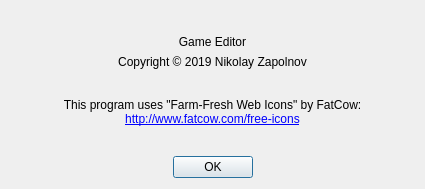
This is editor/AboutDialog.ui in zapolnov/zxide as Qt 5 draws it before an edit. The edited form follows.
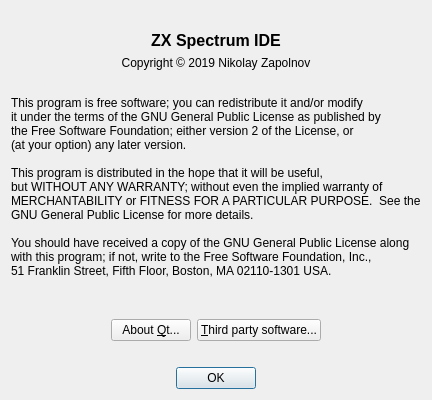
This is the edited form.

Patch:
```diff
--- a/editor/AboutDialog.ui
+++ b/editor/AboutDialog.ui
@@ -7,7 +7,7 @@
     <x>0</x>
     <y>0</y>
     <width>425</width>
-    <height>189</height>
+    <height>400</height>
    </rect>
   </property>
   <property name="windowTitle">
@@ -32,8 +32,15 @@
    </item>
    <item>
     <widget class="QLabel" name="nameLabel">
+     <property name="font">
+      <font>
+       <pointsize>12</pointsize>
+       <weight>75</weight>
+       <bold>true</bold>
+      </font>
+     </property>
      <property name="text">
-      <string>Game Editor</string>
+      <string>ZX Spectrum IDE</string>
      </property>
      <property name="textFormat">
       <enum>Qt::PlainText</enum>
@@ -70,23 +77,117 @@
     </spacer>
    </item>
    <item>
-    <widget class="QLabel" name="fatcowLabel">
-     <property name="text">
-      <string>This program uses &quot;Farm-Fresh Web Icons&quot; by FatCow:&lt;br&gt;&lt;a href=&quot;http://www.fatcow.com/free-icons&quot;&gt;http://www.fatcow.com/free-icons&lt;/a&gt;</string>
+    <layout class="QHBoxLayout" name="noticeLayout">
+     <item>
+      <spacer name="noticeLeftSpacer">
+       <property name="orientation">
+        <enum>Qt::Horizontal</enum>
+       </property>
+       <property name="sizeHint" stdset="0">
+        <size>
+         <width>40</width>
+         <height>20</height>
+        </size>
+       </property>
+      </spacer>
+     </item>
+     <item>
+      <widget class="QLabel" name="noticeLabel">
+       <property name="text">
+        <string>This program is free software; you can redistribute it and/or modify
+it under the terms of the GNU General Public License as published by
+the Free Software Foundation; either version 2 of the License, or
+(at your option) any later version.
+
+This program is distributed in the hope that it will be useful,
+but WITHOUT ANY WARRANTY; without even the implied warranty of
+MERCHANTABILITY or FITNESS FOR A PARTICULAR PURPOSE.  See the
+GNU General Public License for more details.
+
+You should have received a copy of the GNU General Public License along
+with this program; if not, write to the Free Software Foundation, Inc.,
+51 Franklin Street, Fifth Floor, Boston, MA 02110-1301 USA.
+</string>
+       </property>
+       <property name="textFormat">
+        <enum>Qt::PlainText</enum>
+       </property>
+       <property name="alignment">
+        <set>Qt::AlignLeading|Qt::AlignLeft|Qt::AlignVCenter</set>
+       </property>
+      </widget>
+     </item>
+     <item>
+      <spacer name="noticeRightSpacer">
+       <property name="orientation">
+        <enum>Qt::Horizontal</enum>
+       </property>
+       <property name="sizeHint" stdset="0">
+        <size>
+         <width>40</width>
+         <height>20</height>
+        </size>
+       </property>
+      </spacer>
+     </item>
+    </layout>
+   </item>
+   <item>
+    <spacer name="middleSpacer2">
+     <property name="orientation">
+      <enum>Qt::Vertical</enum>
      </property>
-     <property name="textFormat">
-      <enum>Qt::RichText</enum>
+     <property name="sizeHint" stdset="0">
+      <size>
+       <width>20</width>
+       <height>40</height>
+      </size>
      </property>
-     <property name="alignment">
-      <set>Qt::AlignCenter</set>
-     </property>
-     <property name="wordWrap">
-      <bool>true</bool>
-     </property>
-     <property name="openExternalLinks">
-      <bool>true</bool>
-     </property>
-    </widget>
+    </spacer>
+   </item>
+   <item>
+    <layout class="QHBoxLayout" name="buttonsLayout">
+     <item>
+      <spacer name="buttonsLeftSpacer">
+       <property name="orientation">
+        <enum>Qt::Horizontal</enum>
+       </property>
+       <property name="sizeHint" stdset="0">
+        <size>
+         <width>40</width>
+         <height>20</height>
+        </size>
+       </property>
+      </spacer>
+     </item>
+     <item>
+      <widget class="QPushButton" name="aboutQtButton">
+       <property name="text">
+        <string>About &amp;Qt...</string>
+       </property>
+      </widget>
+     </item>
+     <item>
+      <widget class="QPushButton" name="thirdPartyButton">
+       <property name="text">
+        <string>&amp;Third party software...</string>
+       </property>
+      </widget>
+     </item>
+     <item>
+      <spacer name="buttonsRightSpacer">
+       <property name="orientation">
+        <enum>Qt::Horizontal</enum>
+       </property>
+       <property name="sizeHint" stdset="0">
+        <size>
+         <width>40</width>
+         <height>20</height>
+        </size>
+       </property>
+      </spacer>
+     </item>
+    </layout>
    </item>
    <item>
     <spacer name="bottomSpacer">
```
Left out of the diff: 6 changed lines with no effect on the pictures.
